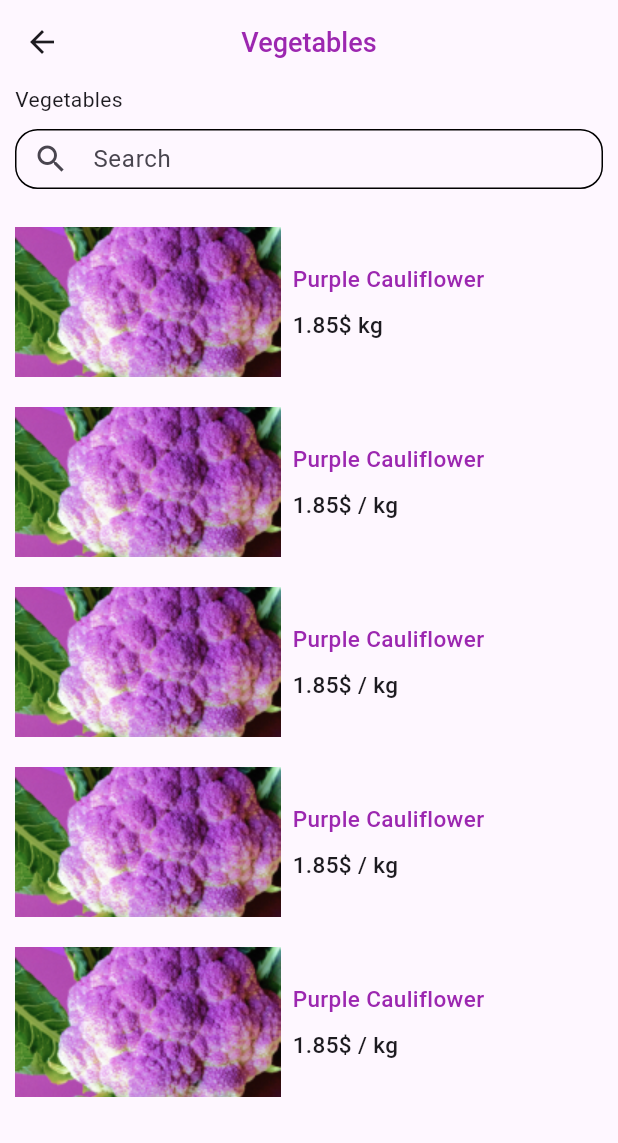
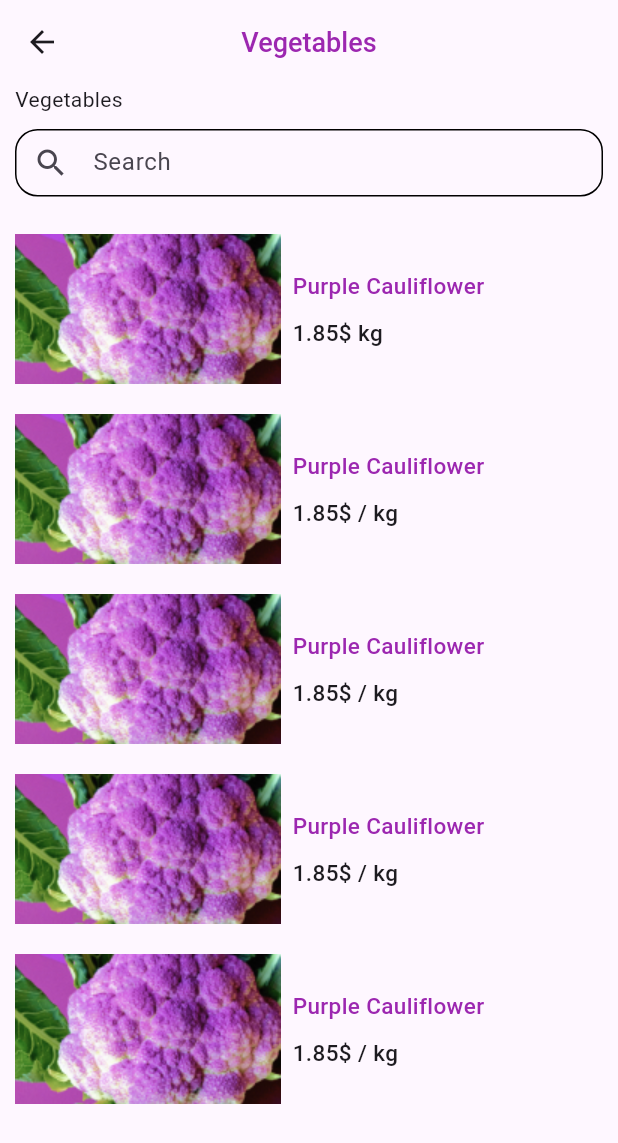
Before and after one commit to fahimshahariar09/delivery_app, a Flutter app: the screen it shows after launch, after a tap on "Cauliflower", on a phone screen of 412 x 824 dp. Shown: the top 1143 px of the screen. Run offline on Flutter 3.47's test engine with Material 3 defaults, Android fonts, the phone set to English and light mode, and no system bars; our stand-ins replace animated_notch_bottom_bar, get.

Commit message:
first commit

```diff
--- /dev/null
+++ b/lib/constants/splash.dart
@@ -0,0 +1,5 @@
+
+class Appimages{
+
+  static String shop ="assets/screen/shop.png";
+}
--- a/lib/controller/ui_controller/add_to_cart/add_to_cart.dart
+++ b/lib/controller/ui_controller/add_to_cart/add_to_cart.dart
@@ -9,9 +9,9 @@ class AddToCartController extends GetxController {
   RxBool isLoading = false.obs;
 
   addtocartFun() async {
-    isLoading.value = true;
+    // isLoading.value = true;
     addtocartList = await AddToCartService.addtocartService();
-    isLoading.value = false;
+    // isLoading.value = false;
   }
 
   deletedFun(){
--- /dev/null
+++ b/lib/controller/ui_controller/splash/splash_screen.dart
@@ -0,0 +1,20 @@
+
+
+import 'package:delivery/view/screen/bottom_navi_bar/bottom_navi_bar.dart';
+import 'package:get/get.dart';
+
+class SplashScreenControlller extends GetxController{
+
+
+  Future nextPage()async{
+    await Future.delayed(Duration(seconds: 3));
+    Get.to(BottomNaviBar());
+  }
+
+  @override
+  void onInit() {
+    nextPage();
+    super.onInit();
+  }
+
+}
--- a/lib/main.dart
+++ b/lib/main.dart
@@ -1,6 +1,4 @@
-
-import 'package:delivery/view/screen/bottom_navi_bar/bottom_navi_bar.dart';
-import 'package:delivery/view/screen/cart/add_to_cart_screen.dart';
+import 'package:delivery/view/screen/splash/splash_screen.dart';
 import 'package:flutter/material.dart';
 import 'package:get/get.dart';
 
@@ -14,7 +12,7 @@ class MyApp extends StatelessWidget {
   Widget build(BuildContext context) {
     return const GetMaterialApp(
       debugShowCheckedModeBanner: false,
-        home: BottomNaviBar(),
+        home: SplashScreen(),
     );
   }
 }
--- a/lib/view/common_widget/common_text_field.dart
+++ b/lib/view/common_widget/common_text_field.dart
@@ -10,7 +10,7 @@ class CommonTextField extends StatelessWidget {
   @override
   Widget build(BuildContext context) {
     return SizedBox(
-      height: 40,
+      height: 45,
       child: TextField(
        // controller: searchController,
         decoration: InputDecoration(
--- a/lib/view/screen/category/category_screen.dart
+++ b/lib/view/screen/category/category_screen.dart
@@ -38,7 +38,9 @@ class CategoryScreen extends StatelessWidget {
               ),
               const SizedBox(height: 15),
               const CommonTextField(lText: "Search.."),
-              const SizedBox(height: 20),
+              const SizedBox(height: 10),
+              Text("Total item: ${categoryController.categoryList.length}",style:  TextStyle(fontSize: 18,fontWeight: FontWeight.w500,color: Colors.black38),),
+              SizedBox(height: 5),
               Obx(() => categoryController.isLoading.isFalse
                   ? Expanded(
                       child: GridView.builder(
--- /dev/null
+++ b/lib/view/screen/splash/splash_screen.dart
@@ -0,0 +1,35 @@
+import 'package:delivery/constants/splash.dart';
+import 'package:delivery/controller/ui_controller/splash/splash_screen.dart';
+import 'package:delivery/view/common_widget/common_text.dart';
+import 'package:flutter/material.dart';
+import 'package:get/get.dart';
+
+class SplashScreen extends StatelessWidget {
+  const SplashScreen({super.key});
+
+  @override
+  Widget build(BuildContext context) {
+    return GetBuilder<SplashScreenControlller>(
+        init: SplashScreenControlller(),
+        builder: (context){
+          return Scaffold(
+            body: SafeArea(
+              child: Center(
+                child: Column(
+                  mainAxisAlignment: MainAxisAlignment.center,
+                  children: [
+                    SizedBox(
+                      height: 150,
+                      width: 150,
+                      child: Image.asset(Appimages.shop,color: Colors.red,),
+                    ),
+                    SizedBox(height: 10),
+                    CommonText(titel: "Food Delivery",fSize: 18,fWeight: FontWeight.w600,fColor: Colors.red.shade200,),
+                  ],
+                ),
+              ),
+            ),
+          );
+    });
+  }
+}
--- a/pubspec.yaml
+++ b/pubspec.yaml
@@ -64,6 +64,7 @@ flutter:
   assets:
     - assets/images/
     - assets/vegetable/
+    - assets/screen/
   #   - images/a_dot_burr.jpeg
   #   - images/a_dot_ham.jpeg
 
```
Also changed, not shown: assets/screen/shop.png (added), 1 other file.
